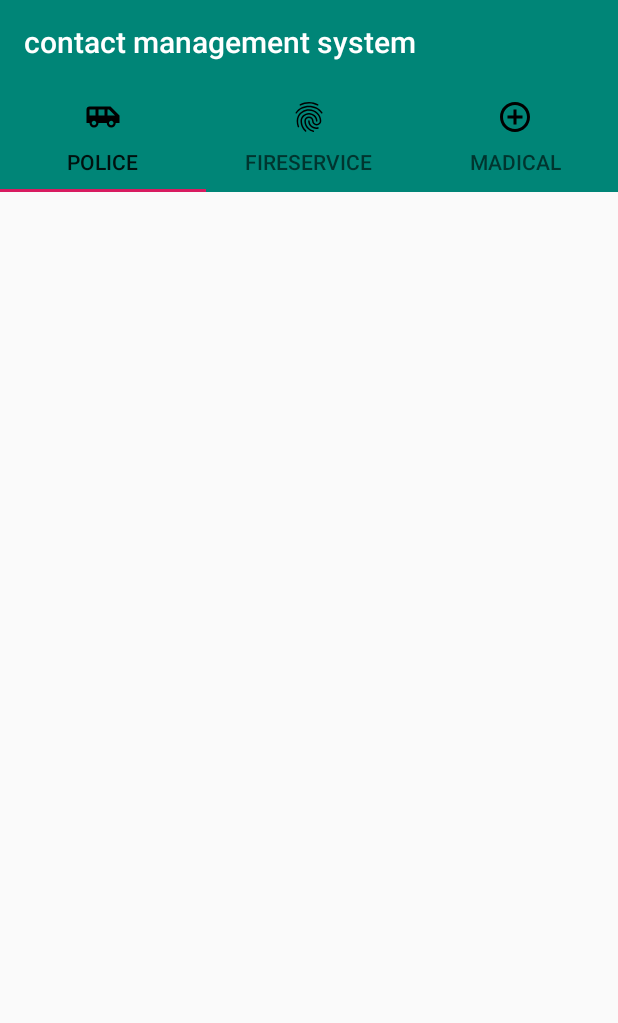
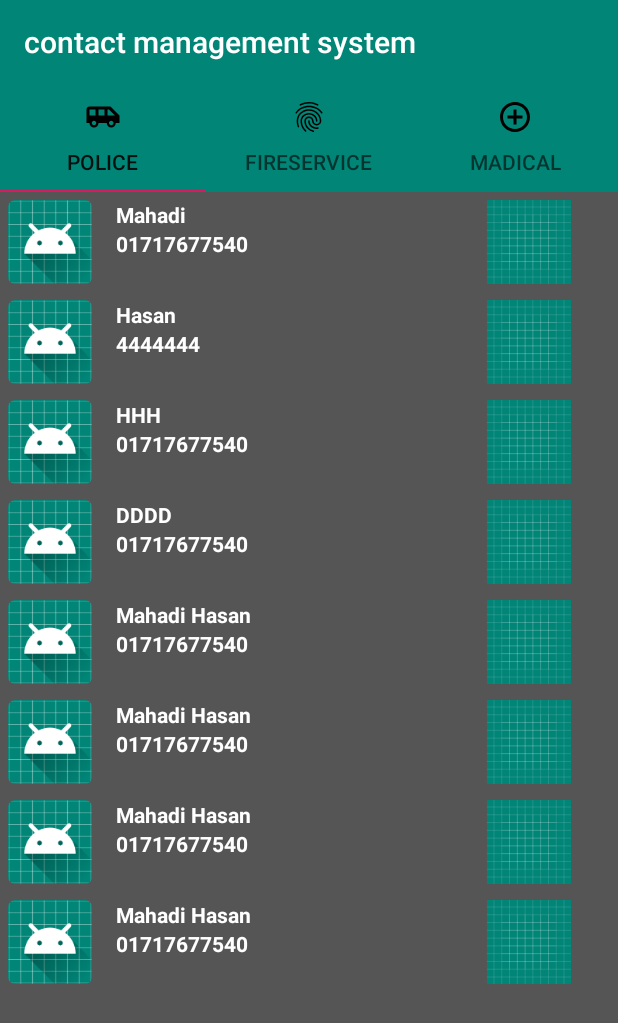
Before and after one commit to codermahadi/contactManagmentSystemAndroidApp, an Android app: the FrmtPolice screen opened directly, with no data from a screen before it, on a phone screen of 412 x 824 dp. Shown: the top 1023 px of the screen. Run offline under Robolectric (Android 15) with nearby library versions, the phone set to English and light mode, and no system bars; 1 statement that could not run was skipped.

Commit message:
Fragment finished

```diff
--- a/app/build.gradle
+++ b/app/build.gradle
@@ -27,5 +27,6 @@ dependencies {
     androidTestImplementation 'com.android.support.test:runner:1.0.2'
     androidTestImplementation 'com.android.support.test.espresso:espresso-core:3.0.2'
     implementation 'com.android.support:cardview-v7:28.0.0'
+    implementation 'com.android.support:recyclerview-v7:28.0.0'
     implementation 'com.android.support:design:28.0.0'
 }
--- /dev/null
+++ b/app/src/main/java/com/example/contactmanagementsystem/adapters/RecycleViewAdapter.java
@@ -0,0 +1,61 @@
+package com.example.contactmanagementsystem.adapters;
+import android.content.Context;
+import android.support.v7.widget.RecyclerView;
+import android.view.LayoutInflater;
+import android.view.View;
+import android.view.ViewGroup;
+import android.widget.ImageView;
+import android.widget.TextView;
+
+import com.example.contactmanagementsystem.R;
+import com.example.contactmanagementsystem.models.Contact;
+
+import java.util.List;
+
+public class RecycleViewAdapter extends RecyclerView.Adapter<RecycleViewAdapter.MyViewHolder>{
+
+    Context context;
+    List<Contact> contactList;
+
+    public RecycleViewAdapter(Context context, List<Contact> contactList) {
+        this.context = context;
+        this.contactList = contactList;
+    }
+
+    @Override
+    public MyViewHolder onCreateViewHolder(ViewGroup parent, int viewType) {
+        View v;
+        v = LayoutInflater.from(context).inflate(R.layout.item_contact,parent,false);
+        MyViewHolder myViewHolder = new MyViewHolder(v);
+        return myViewHolder;
+    }
+
+    @Override
+    public void onBindViewHolder(MyViewHolder holder, int position) {
+
+        holder.name.setText(contactList.get(position).getName());
+        holder.phone_num.setText(contactList.get(position).getPhn());
+        holder.imageView.setImageResource(contactList.get(position).getPhoto());
+    }
+
+    @Override
+    public int getItemCount() {
+        return contactList.size();
+    }
+
+    public static class MyViewHolder extends RecyclerView.ViewHolder{
+
+        TextView name;
+        TextView phone_num;
+        ImageView imageView;
+
+
+        public MyViewHolder(View itemView) {
+            super(itemView);
+
+            name  = (TextView) itemView.findViewById(R.id.name_contact);
+            phone_num = (TextView)itemView.findViewById(R.id.ph_number);
+            imageView = (ImageView)itemView.findViewById(R.id.img);
+        }
+    }
+}
--- a/app/src/main/java/com/example/contactmanagementsystem/frmnt/FrmtPolice.java
+++ b/app/src/main/java/com/example/contactmanagementsystem/frmnt/FrmtPolice.java
@@ -4,15 +4,25 @@ import android.os.Bundle;
 import android.support.annotation.NonNull;
 import android.support.annotation.Nullable;
 import android.support.v4.app.Fragment;
+import android.support.v7.widget.LinearLayoutManager;
+import android.support.v7.widget.RecyclerView;
 import android.view.LayoutInflater;
 import android.view.View;
 import android.view.ViewGroup;
 
 import com.example.contactmanagementsystem.R;
+import com.example.contactmanagementsystem.adapters.RecycleViewAdapter;
+import com.example.contactmanagementsystem.models.Contact;
+
+import java.util.ArrayList;
+import java.util.List;
 
 public class FrmtPolice extends Fragment {
 
     View v;
+    RecyclerView recyclerView;
+    List<Contact> listCont;
+
     public FrmtPolice() {
 
     }
@@ -21,6 +31,24 @@ public class FrmtPolice extends Fragment {
     @Override
     public View onCreateView(@NonNull LayoutInflater inflater, @Nullable ViewGroup container, @Nullable Bundle savedInstanceState) {
         v = inflater.inflate(R.layout.police_fgmt, container, false);
+        recyclerView = (RecyclerView) v.findViewById(R.id.police_recycleView);
+        RecycleViewAdapter viewAdapter = new RecycleViewAdapter(getContext(), listCont);
+        recyclerView.setLayoutManager(new LinearLayoutManager(getActivity()));
+        recyclerView.setAdapter(viewAdapter);
         return v;
     }
+
+    @Override
+    public void onCreate(@Nullable Bundle savedInstanceState) {
+        super.onCreate(savedInstanceState);
+        listCont = new ArrayList<>();
+        listCont.add(new Contact("Mahadi","01717677540",R.drawable.ic_launcher_background));
+        listCont.add(new Contact("Hasan","4444444",R.drawable.ic_launcher_background));
+        listCont.add(new Contact("HHH","01717677540",R.drawable.ic_launcher_background));
+        listCont.add(new Contact("DDDD","01717677540",R.drawable.ic_launcher_background));
+        listCont.add(new Contact("Mahadi Hasan","01717677540",R.drawable.ic_launcher_background));
+        listCont.add(new Contact("Mahadi Hasan","01717677540",R.drawable.ic_launcher_background));
+        listCont.add(new Contact("Mahadi Hasan","01717677540",R.drawable.ic_launcher_background));
+        listCont.add(new Contact("Mahadi Hasan","01717677540",R.drawable.ic_launcher_background));
+    }
 }
--- /dev/null
+++ b/app/src/main/java/com/example/contactmanagementsystem/models/Contact.java
@@ -0,0 +1,39 @@
+package com.example.contactmanagementsystem.models;
+
+public class Contact {
+
+    private String name;
+    private String phn;
+    private int photo;
+
+    public Contact(String name, String phn, int photo) {
+        this.name = name;
+        this.phn = phn;
+        this.photo = photo;
+    }
+
+
+    public String getName() {
+        return name;
+    }
+
+    public void setName(String name) {
+        this.name = name;
+    }
+
+    public String getPhn() {
+        return phn;
+    }
+
+    public void setPhn(String phn) {
+        this.phn = phn;
+    }
+
+    public int getPhoto() {
+        return photo;
+    }
+
+    public void setPhoto(int photo) {
+        this.photo = photo;
+    }
+}
--- /dev/null
+++ b/app/src/main/res/drawable/ic_call_black_24dp.xml
@@ -0,0 +1,5 @@
+<vector android:height="24dp" android:tint="#FFFFFF"
+    android:viewportHeight="24.0" android:viewportWidth="24.0"
+    android:width="24dp" xmlns:android="http://schemas.android.com/apk/res/android">
+    <path android:fillColor="#FF000000" android:pathData="M6.62,10.79c1.44,2.83 3.76,5.14 6.59,6.59l2.2,-2.2c0.27,-0.27 0.67,-0.36 1.02,-0.24 1.12,0.37 2.33,0.57 3.57,0.57 0.55,0 1,0.45 1,1V20c0,0.55 -0.45,1 -1,1 -9.39,0 -17,-7.61 -17,-17 0,-0.55 0.45,-1 1,-1h3.5c0.55,0 1,0.45 1,1 0,1.25 0.2,2.45 0.57,3.57 0.11,0.35 0.03,0.74 -0.25,1.02l-2.2,2.2z"/>
+</vector>
--- /dev/null
+++ b/app/src/main/res/layout/item_contact.xml
@@ -0,0 +1,52 @@
+<?xml version="1.0" encoding="utf-8"?>
+<LinearLayout xmlns:android="http://schemas.android.com/apk/res/android"
+    android:orientation="horizontal"
+    android:padding="5dp"
+    android:layout_width="match_parent"
+    android:layout_height="wrap_content">
+
+
+    <ImageView
+        android:layout_width="56dp"
+        android:layout_height="56dp"
+        android:src="@mipmap/ic_launcher"
+        android:id="@+id/img_view"/>
+
+    <LinearLayout
+        android:layout_width="wrap_content"
+        android:layout_height="wrap_content"
+        android:orientation="vertical"
+        android:layout_marginLeft="16dp">
+
+        <TextView
+            android:textColor="#fff"
+            android:layout_width="wrap_content"
+            android:layout_height="wrap_content"
+            android:text="Contact Name"
+            android:textStyle="bold"
+            android:id="@+id/name_contact"/>
+
+        <TextView
+            android:textColor="#fff"
+            android:layout_width="wrap_content"
+            android:layout_height="wrap_content"
+            android:text="Phone Number Here"
+            android:textStyle="bold"
+            android:id="@+id/ph_number"/>
+    </LinearLayout>
+
+    <LinearLayout
+        android:gravity="end"
+        android:layout_width="match_parent"
+        android:layout_height="match_parent">
+
+        <ImageView
+
+            android:id="@+id/img"
+            android:layout_width="wrap_content"
+            android:layout_height="wrap_content"
+            android:src="@drawable/ic_call_black_24dp"
+            android:layout_gravity="center"/>
+    </LinearLayout>
+
+</LinearLayout>
--- a/app/src/main/res/layout/police_fgmt.xml
+++ b/app/src/main/res/layout/police_fgmt.xml
@@ -1,6 +1,14 @@
 <?xml version="1.0" encoding="utf-8"?>
 <android.support.constraint.ConstraintLayout
     xmlns:android="http://schemas.android.com/apk/res/android" android:layout_width="match_parent"
+    android:background="#555555"
     android:layout_height="match_parent">
 
+
+    <android.support.v7.widget.RecyclerView
+        android:id="@+id/police_recycleView"
+        android:layout_width="match_parent"
+        android:layout_height="match_parent">
+
+    </android.support.v7.widget.RecyclerView>
 </android.support.constraint.ConstraintLayout>
```
